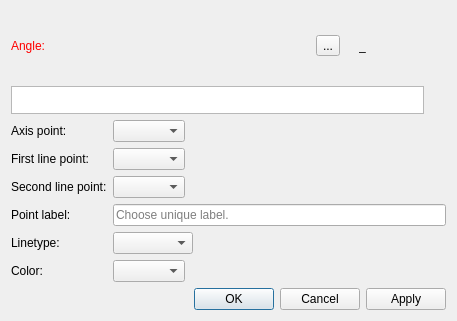
Qt form src/libs/vtools/dialogs/tools/dialoglineintersectaxis.ui (FashionFreedom/Seamly2D) before a commit.
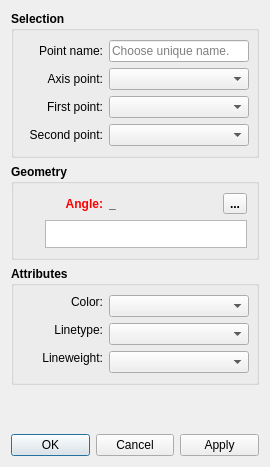
The same form after that commit. Icons and pictures are not drawn. Custom widgets are drawn as their Qt base class.

Diff of the .ui file:
```diff
--- a/src/libs/vtools/dialogs/tools/dialoglineintersectaxis.ui
+++ b/src/libs/vtools/dialogs/tools/dialoglineintersectaxis.ui
@@ -6,10 +6,16 @@
    <rect>
     <x>0</x>
     <y>0</y>
-    <width>457</width>
-    <height>321</height>
+    <width>270</width>
+    <height>467</height>
    </rect>
   </property>
+  <property name="minimumSize">
+   <size>
+    <width>270</width>
+    <height>0</height>
+   </size>
+  </property>
   <property name="windowTitle">
    <string>Point intersect line and axis</string>
   </property>
@@ -17,7 +23,287 @@
    <iconset resource="../../../vmisc/share/resources/icon.qrc">
     <normaloff>:/icon/64x64/icon64x64.png</normaloff>:/icon/64x64/icon64x64.png</iconset>
   </property>
-  <layout class="QVBoxLayout" name="verticalLayout_4">
+  <layout class="QVBoxLayout" name="verticalLayout_3">
+   <item>
+    <widget class="QGroupBox" name="selection_GroupBox">
+     <property name="sizePolicy">
+      <sizepolicy hsizetype="Expanding" vsizetype="Preferred">
+       <horstretch>0</horstretch>
+       <verstretch>0</verstretch>
+      </sizepolicy>
+     </property>
+     <property name="font">
+      <font>
+       <pointsize>9</pointsize>
+       <weight>75</weight>
+       <bold>true</bold>
+      </font>
+     </property>
+     <property name="title">
+      <string>Selection</string>
+     </property>
+     <layout class="QVBoxLayout" name="verticalLayout">
+      <item>
+       <layout class="QHBoxLayout" name="horizontalLayout">
+        <item>
+         <widget class="QLabel" name="labelEditNamePoint">
+          <property name="sizePolicy">
+           <sizepolicy hsizetype="Preferred" vsizetype="Preferred">
+            <horstretch>0</horstretch>
+            <verstretch>0</verstretch>
+           </sizepolicy>
+          </property>
+          <property name="minimumSize">
+           <size>
+            <width>80</width>
+            <height>0</height>
+           </size>
+          </property>
+          <property name="font">
+           <font>
+            <pointsize>9</pointsize>
+            <weight>50</weight>
+            <bold>false</bold>
+           </font>
+          </property>
+          <property name="text">
+           <string>Point name:</string>
+          </property>
+          <property name="alignment">
+           <set>Qt::AlignRight|Qt::AlignTrailing|Qt::AlignVCenter</set>
+          </property>
+         </widget>
+        </item>
+        <item>
+         <widget class="QLineEdit" name="lineEditNamePoint">
+          <property name="sizePolicy">
+           <sizepolicy hsizetype="Expanding" vsizetype="Fixed">
+            <horstretch>0</horstretch>
+            <verstretch>0</verstretch>
+           </sizepolicy>
+          </property>
+          <property name="minimumSize">
+           <size>
+            <width>140</width>
+            <height>0</height>
+           </size>
+          </property>
+          <property name="font">
+           <font>
+            <pointsize>9</pointsize>
+            <weight>50</weight>
+            <bold>false</bold>
+           </font>
+          </property>
+          <property name="toolTip">
+           <string>Unique name</string>
+          </property>
+          <property name="placeholderText">
+           <string>Choose unique name.</string>
+          </property>
+         </widget>
+        </item>
+       </layout>
+      </item>
+      <item>
+       <layout class="QHBoxLayout" name="horizontalLayout_2">
+        <item>
+         <widget class="QLabel" name="labelAxisPoint">
+          <property name="sizePolicy">
+           <sizepolicy hsizetype="Preferred" vsizetype="Preferred">
+            <horstretch>0</horstretch>
+            <verstretch>0</verstretch>
+           </sizepolicy>
+          </property>
+          <property name="minimumSize">
+           <size>
+            <width>80</width>
+            <height>0</height>
+           </size>
+          </property>
+          <property name="font">
+           <font>
+            <pointsize>9</pointsize>
+            <weight>50</weight>
+            <bold>false</bold>
+           </font>
+          </property>
+          <property name="text">
+           <string>Axis point:</string>
+          </property>
+          <property name="alignment">
+           <set>Qt::AlignRight|Qt::AlignTrailing|Qt::AlignVCenter</set>
+          </property>
+         </widget>
+        </item>
+        <item>
+         <widget class="QComboBox" name="comboBoxAxisPoint">
+          <property name="sizePolicy">
+           <sizepolicy hsizetype="Expanding" vsizetype="Fixed">
+            <horstretch>0</horstretch>
+            <verstretch>0</verstretch>
+           </sizepolicy>
+          </property>
+          <property name="minimumSize">
+           <size>
+            <width>140</width>
+            <height>0</height>
+           </size>
+          </property>
+          <property name="font">
+           <font>
+            <pointsize>9</pointsize>
+            <weight>50</weight>
+            <bold>false</bold>
+           </font>
+          </property>
+          <property name="toolTip">
+           <string>Axis Point</string>
+          </property>
+         </widget>
+        </item>
+       </layout>
+      </item>
+      <item>
+       <layout class="QHBoxLayout" name="horizontalLayout_3">
+        <item>
+         <widget class="QLabel" name="labelFirstLinePoint">
+          <property name="sizePolicy">
+           <sizepolicy hsizetype="Preferred" vsizetype="Preferred">
+            <horstretch>0</horstretch>
+            <verstretch>0</verstretch>
+           </sizepolicy>
+          </property>
+          <property name="minimumSize">
+           <size>
+            <width>80</width>
+            <height>0</height>
+           </size>
+          </property>
+          <property name="font">
+           <font>
+            <pointsize>9</pointsize>
+            <weight>50</weight>
+            <bold>false</bold>
+           </font>
+          </property>
+          <property name="text">
+           <string>First point:</string>
+          </property>
+          <property name="alignment">
+           <set>Qt::AlignRight|Qt::AlignTrailing|Qt::AlignVCenter</set>
+          </property>
+         </widget>
+        </item>
+        <item>
+         <widget class="QComboBox" name="comboBoxFirstLinePoint">
+          <property name="sizePolicy">
+           <sizepolicy hsizetype="Expanding" vsizetype="Fixed">
+            <horstretch>0</horstretch>
+            <verstretch>0</verstretch>
+           </sizepolicy>
+          </property>
+          <property name="minimumSize">
+           <size>
+            <width>140</width>
+            <height>0</height>
+           </size>
+          </property>
+          <property name="font">
+           <font>
+            <pointsize>9</pointsize>
+            <weight>50</weight>
+            <bold>false</bold>
+           </font>
+          </property>
+          <property name="toolTip">
+           <string>First point of line</string>
+          </property>
+         </widget>
+        </item>
+       </layout>
+      </item>
+      <item>
+       <layout class="QHBoxLayout" name="horizontalLayout_4">
+        <item>
+         <widget class="QLabel" name="labelSecondLinePoint">
+          <property name="sizePolicy">
+           <sizepolicy hsizetype="Preferred" vsizetype="Preferred">
+            <horstretch>0</horstretch>
+            <verstretch>0</verstretch>
+           </sizepolicy>
+          </property>
+          <property name="minimumSize">
+           <size>
+            <width>80</width>
+            <height>0</height>
+           </size>
+          </property>
+          <property name="font">
+           <font>
+            <pointsize>9</pointsize>
+            <weight>50</weight>
+            <bold>false</bold>
+           </font>
+          </property>
+          <property name="text">
+           <string>Second point:</string>
+          </property>
+          <property name="alignment">
+           <set>Qt::AlignRight|Qt::AlignTrailing|Qt::AlignVCenter</set>
+          </property>
+         </widget>
+        </item>
+        <item>
+         <widget class="QComboBox" name="comboBoxSecondLinePoint">
+          <property name="sizePolicy">
+           <sizepolicy hsizetype="Expanding" vsizetype="Fixed">
+            <horstretch>0</horstretch>
+            <verstretch>0</verstretch>
+           </sizepolicy>
+          </property>
+          <property name="minimumSize">
+           <size>
+            <width>140</width>
+            <height>0</height>
+           </size>
+          </property>
+          <property name="font">
+           <font>
+            <pointsize>9</pointsize>
+            <weight>50</weight>
+            <bold>false</bold>
+           </font>
+          </property>
+          <property name="toolTip">
+           <string>Second point of line</string>
+          </property>
+         </widget>
+        </item>
+       </layout>
+      </item>
+     </layout>
+    </widget>
+   </item>
+   <item>
+    <widget class="QGroupBox" name="geometry_GroupBox">
+     <property name="sizePolicy">
+      <sizepolicy hsizetype="Expanding" vsizetype="Preferred">
+       <horstretch>0</horstretch>
+       <verstretch>0</verstretch>
+      </sizepolicy>
+     </property>
+     <property name="font">
+      <font>
+       <pointsize>9</pointsize>
+       <weight>75</weight>
+       <bold>true</bold>
+      </font>
+     </property>
+     <property name="title">
+      <string>Geometry</string>
+     </property>
+     <layout class="QVBoxLayout" name="verticalLayout_2">
    <item>
     <layout class="QHBoxLayout" name="horizontalLayout_9">
      <item alignment="Qt::AlignLeft">
@@ -28,6 +314,12 @@
          <verstretch>0</verstretch>
         </sizepolicy>
        </property>
+          <property name="minimumSize">
+           <size>
+            <width>80</width>
+            <height>0</height>
+           </size>
+          </property>
        <property name="palette">
         <palette>
          <active>
@@ -68,6 +360,31 @@
        <property name="text">
         <string>Angle:</string>
        </property>
+          <property name="alignment">
+           <set>Qt::AlignRight|Qt::AlignTrailing|Qt::AlignVCenter</set>
+          </property>
+         </widget>
+        </item>
+        <item>
+         <widget class="QLabel" name="labelResultCalculation">
+          <property name="sizePolicy">
+           <sizepolicy hsizetype="Fixed" vsizetype="Preferred">
+            <horstretch>0</horstretch>
+            <verstretch>0</verstretch>
+           </sizepolicy>
+          </property>
+          <property name="minimumSize">
+           <size>
+            <width>87</width>
+            <height>0</height>
+           </size>
+          </property>
+          <property name="toolTip">
+           <string>Value</string>
+          </property>
+          <property name="text">
+           <string notr="true">_</string>
+          </property>
       </widget>
      </item>
      <item>
@@ -103,42 +420,39 @@
        </property>
       </widget>
      </item>
-     <item alignment="Qt::AlignRight">
-      <widget class="QLabel" name="label_3">
-       <property name="text">
-        <string/>
-       </property>
-       <property name="pixmap">
-        <pixmap resource="../../../vmisc/share/resources/icon.qrc">:/icon/24x24/equal.png</pixmap>
-       </property>
-      </widget>
-     </item>
-     <item alignment="Qt::AlignRight">
-      <widget class="QLabel" name="labelResultCalculation">
-       <property name="sizePolicy">
-        <sizepolicy hsizetype="Fixed" vsizetype="Preferred">
-         <horstretch>0</horstretch>
-         <verstretch>0</verstretch>
-        </sizepolicy>
-       </property>
-       <property name="minimumSize">
-        <size>
-         <width>87</width>
-         <height>0</height>
-        </size>
-       </property>
-       <property name="toolTip">
-        <string>Value</string>
-       </property>
-       <property name="text">
-        <string notr="true">_</string>
-       </property>
-      </widget>
-     </item>
     </layout>
    </item>
    <item>
     <layout class="QHBoxLayout" name="horizontalLayout_10">
+        <item>
+         <widget class="QPushButton" name="pushButtonGrowLengthAngle">
+          <property name="maximumSize">
+           <size>
+            <width>16</width>
+            <height>16</height>
+           </size>
+          </property>
+          <property name="toolTip">
+           <string>&lt;html&gt;&lt;head/&gt;&lt;body&gt;&lt;p&gt;Show full calculation in message box&lt;/p&gt;&lt;/body&gt;&lt;/html&gt;</string>
+          </property>
+          <property name="text">
+           <string notr="true"/>
+          </property>
+          <property name="icon">
+           <iconset theme="go-down">
+            <normaloff>.</normaloff>.</iconset>
+          </property>
+          <property name="iconSize">
+           <size>
+            <width>16</width>
+            <height>16</height>
+           </size>
+          </property>
+          <property name="flat">
+           <bool>true</bool>
+          </property>
+         </widget>
+        </item>
      <item>
       <widget class="QPlainTextEdit" name="plainTextEditFormula">
        <property name="sizePolicy">
@@ -171,140 +485,162 @@
        </property>
       </widget>
      </item>
-     <item>
-      <widget class="QPushButton" name="pushButtonGrowLengthAngle">
-       <property name="maximumSize">
-        <size>
-         <width>16</width>
-         <height>16</height>
-        </size>
-       </property>
-       <property name="toolTip">
-        <string>&lt;html&gt;&lt;head/&gt;&lt;body&gt;&lt;p&gt;Show full calculation in message box&lt;/p&gt;&lt;/body&gt;&lt;/html&gt;</string>
-       </property>
-       <property name="text">
-        <string notr="true"/>
-       </property>
-       <property name="icon">
-        <iconset theme="go-down">
-         <normaloff>.</normaloff>.</iconset>
-       </property>
-       <property name="iconSize">
-        <size>
-         <width>16</width>
-         <height>16</height>
-        </size>
-       </property>
-       <property name="flat">
-        <bool>true</bool>
-       </property>
-      </widget>
-     </item>
-    </layout>
+       </layout>
+      </item>
+     </layout>
+    </widget>
    </item>
    <item>
-    <layout class="QFormLayout" name="formLayout">
-     <property name="fieldGrowthPolicy">
-      <enum>QFormLayout::ExpandingFieldsGrow</enum>
+    <widget class="QGroupBox" name="attributes_GroupBox">
+     <property name="minimumSize">
+      <size>
+       <width>240</width>
+       <height>0</height>
+      </size>
      </property>
-     <item row="0" column="0">
-      <widget class="QLabel" name="labelAxisPoint">
-       <property name="sizePolicy">
-        <sizepolicy hsizetype="Preferred" vsizetype="Preferred">
-         <horstretch>0</horstretch>
-         <verstretch>0</verstretch>
-        </sizepolicy>
-       </property>
-       <property name="text">
-        <string>Axis point:</string>
-       </property>
-      </widget>
-     </item>
-     <item row="0" column="1">
-      <widget class="QComboBox" name="comboBoxAxisPoint">
-       <property name="toolTip">
-        <string>Axis Point</string>
-       </property>
-      </widget>
-     </item>
+     <property name="font">
+      <font>
+       <pointsize>9</pointsize>
+       <weight>75</weight>
+       <bold>true</bold>
+      </font>
+     </property>
+     <property name="title">
+      <string>Attributes</string>
+     </property>
+     <layout class="QVBoxLayout" name="verticalLayout_4">
+      <item>
+       <layout class="QFormLayout" name="formLayout_2">
      <item row="1" column="0">
-      <widget class="QLabel" name="labelFirstLinePoint">
+         <widget class="QLabel" name="lineType_Label">
        <property name="sizePolicy">
-        <sizepolicy hsizetype="Preferred" vsizetype="Preferred">
+           <sizepolicy hsizetype="MinimumExpanding" vsizetype="Fixed">
          <horstretch>0</horstretch>
          <verstretch>0</verstretch>
         </sizepolicy>
        </property>
+          <property name="minimumSize">
+           <size>
+            <width>80</width>
+            <height>0</height>
+           </size>
+          </property>
+          <property name="maximumSize">
+           <size>
+            <width>16777215</width>
+            <height>16777215</height>
+           </size>
+          </property>
+          <property name="font">
+           <font>
+            <pointsize>9</pointsize>
+            <weight>50</weight>
+            <bold>false</bold>
+           </font>
+          </property>
        <property name="text">
-        <string>First line point:</string>
+           <string>Linetype:</string>
+          </property>
+          <property name="alignment">
+           <set>Qt::AlignRight|Qt::AlignTrailing|Qt::AlignVCenter</set>
        </property>
       </widget>
      </item>
      <item row="1" column="1">
-      <widget class="QComboBox" name="comboBoxFirstLinePoint">
-       <property name="toolTip">
-        <string>First point of line</string>
+         <widget class="LineTypeComboBox" name="lineType_ComboBox">
+          <property name="sizePolicy">
+           <sizepolicy hsizetype="Expanding" vsizetype="Fixed">
+            <horstretch>0</horstretch>
+            <verstretch>0</verstretch>
+           </sizepolicy>
+          </property>
+          <property name="minimumSize">
+           <size>
+            <width>140</width>
+            <height>0</height>
+           </size>
+          </property>
+          <property name="maximumSize">
+           <size>
+            <width>16777215</width>
+            <height>16777215</height>
+           </size>
+          </property>
+          <property name="font">
+           <font>
+            <pointsize>9</pointsize>
+            <weight>50</weight>
+            <bold>false</bold>
+           </font>
        </property>
       </widget>
      </item>
      <item row="2" column="0">
-      <widget class="QLabel" name="labelSecondLinePoint">
+         <widget class="QLabel" name="lineWeight_Label">
        <property name="sizePolicy">
-        <sizepolicy hsizetype="Preferred" vsizetype="Preferred">
+           <sizepolicy hsizetype="MinimumExpanding" vsizetype="Fixed">
          <horstretch>0</horstretch>
          <verstretch>0</verstretch>
         </sizepolicy>
        </property>
+          <property name="minimumSize">
+           <size>
+            <width>80</width>
+            <height>0</height>
+           </size>
+          </property>
+          <property name="maximumSize">
+           <size>
+            <width>16777215</width>
+            <height>16777215</height>
+           </size>
+          </property>
+          <property name="font">
+           <font>
+            <pointsize>9</pointsize>
+            <weight>50</weight>
+            <bold>false</bold>
+           </font>
+          </property>
        <property name="text">
-        <string>Second line point:</string>
+           <string>Lineweight:</string>
+          </property>
+          <property name="alignment">
+           <set>Qt::AlignRight|Qt::AlignTrailing|Qt::AlignVCenter</set>
        </property>
       </widget>
      </item>
      <item row="2" column="1">
-      <widget class="QComboBox" name="comboBoxSecondLinePoint">
-       <property name="toolTip">
-        <string>Second point of line</string>
-       </property>
-      </widget>
-     </item>
-     <item row="3" column="0">
-      <widget class="QLabel" name="labelEditNamePoint">
-       <property name="sizePolicy">
-        <sizepolicy hsizetype="Preferred" vsizetype="Preferred">
-         <horstretch>0</horstretch>
-         <verstretch>0</verstretch>
-        </sizepolicy>
-       </property>
-       <property name="text">
-        <string>Point label:</string>
-       </property>
-      </widget>
-     </item>
-     <item row="3" column="1">
-      <widget class="QLineEdit" name="lineEditNamePoint">
+         <widget class="LineWeightComboBox" name="lineWeight_ComboBox">
        <property name="sizePolicy">
         <sizepolicy hsizetype="Expanding" vsizetype="Fixed">
          <horstretch>0</horstretch>
          <verstretch>0</verstretch>
         </sizepolicy>
        </property>
-       <property name="toolTip">
-        <string>Unique label</string>
-       </property>
-       <property name="placeholderText">
-        <string>Choose unique label.</string>
+          <property name="minimumSize">
+           <size>
+            <width>140</width>
+            <height>0</height>
+           </size>
+          </property>
+          <property name="font">
+           <font>
+            <pointsize>9</pointsize>
+            <weight>50</weight>
+            <bold>false</bold>
+           </font>
        </property>
       </widget>
      </item>
-     <item row="4" column="0">
-      <widget class="QLabel" name="label_7">
-       <property name="text">
-        <string>Linetype:</string>
-       </property>
-      </widget>
-     </item>
-     <item row="4" column="1">
-      <widget class="QComboBox" name="comboBoxLineType">
+        <item row="0" column="0">
+         <widget class="QLabel" name="lineColor_Label">
+          <property name="sizePolicy">
+           <sizepolicy hsizetype="MinimumExpanding" vsizetype="Fixed">
+            <horstretch>0</horstretch>
+            <verstretch>0</verstretch>
+           </sizepolicy>
+          </property>
        <property name="minimumSize">
         <size>
          <width>80</width>
@@ -313,32 +649,65 @@
        </property>
        <property name="maximumSize">
         <size>
-         <width>110</width>
+            <width>16777215</width>
          <height>16777215</height>
         </size>
        </property>
-       <property name="toolTip">
-        <string>Show line from first point to this point</string>
-       </property>
-       <property name="iconSize">
-        <size>
-         <width>80</width>
-         <height>14</height>
-        </size>
-       </property>
-      </widget>
-     </item>
-     <item row="5" column="0">
-      <widget class="QLabel" name="label">
+          <property name="font">
+           <font>
+            <pointsize>9</pointsize>
+            <weight>50</weight>
+            <bold>false</bold>
+           </font>
+          </property>
        <property name="text">
         <string>Color:</string>
        </property>
-      </widget>
-     </item>
-     <item row="5" column="1">
-      <widget class="QComboBox" name="comboBoxLineColor"/>
-     </item>
-    </layout>
+          <property name="alignment">
+           <set>Qt::AlignRight|Qt::AlignTrailing|Qt::AlignVCenter</set>
+          </property>
+         </widget>
+        </item>
+        <item row="0" column="1">
+         <widget class="ColorComboBox" name="lineColor_ComboBox">
+          <property name="sizePolicy">
+           <sizepolicy hsizetype="Expanding" vsizetype="Fixed">
+            <horstretch>0</horstretch>
+            <verstretch>0</verstretch>
+           </sizepolicy>
+          </property>
+          <property name="minimumSize">
+           <size>
+            <width>140</width>
+            <height>0</height>
+           </size>
+          </property>
+          <property name="font">
+           <font>
+            <pointsize>9</pointsize>
+            <weight>50</weight>
+            <bold>false</bold>
+           </font>
+          </property>
+         </widget>
+        </item>
+       </layout>
+      </item>
+     </layout>
+    </widget>
+   </item>
+   <item>
+    <spacer name="verticalSpacer">
+     <property name="orientation">
+      <enum>Qt::Vertical</enum>
+     </property>
+     <property name="sizeHint" stdset="0">
+      <size>
+       <width>20</width>
+       <height>49</height>
+      </size>
+     </property>
+    </spacer>
    </item>
    <item>
     <widget class="QDialogButtonBox" name="buttonBox">
@@ -352,6 +721,23 @@
    </item>
   </layout>
  </widget>
+ <customwidgets>
+  <customwidget>
+   <class>ColorComboBox</class>
+   <extends>QComboBox</extends>
+   <header location="global">color_combobox.h</header>
+  </customwidget>
+  <customwidget>
+   <class>LineTypeComboBox</class>
+   <extends>QComboBox</extends>
+   <header location="global">linetype_combobox.h</header>
+  </customwidget>
+  <customwidget>
+   <class>LineWeightComboBox</class>
+   <extends>QComboBox</extends>
+   <header location="global">lineweight_combobox.h</header>
+  </customwidget>
+ </customwidgets>
  <tabstops>
   <tabstop>plainTextEditFormula</tabstop>
   <tabstop>pushButtonGrowLengthAngle</tabstop>
```
Left out of the diff: 8 changed lines with no effect on the pictures. Lines whose indentation alone changed are shown as unchanged.
